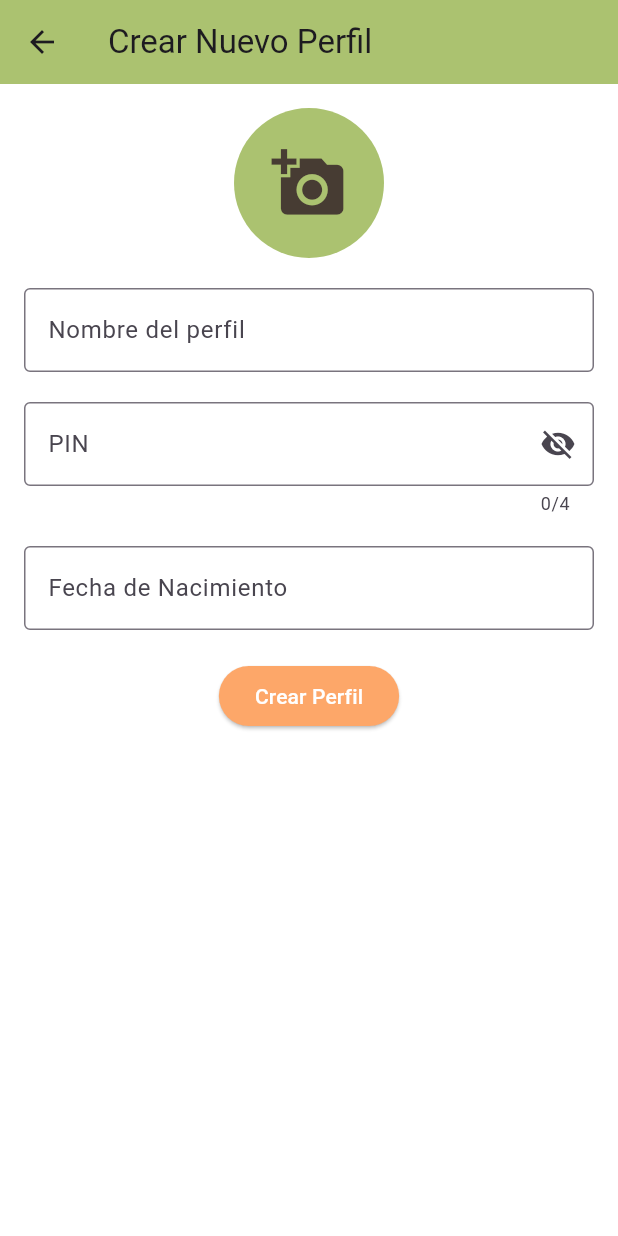
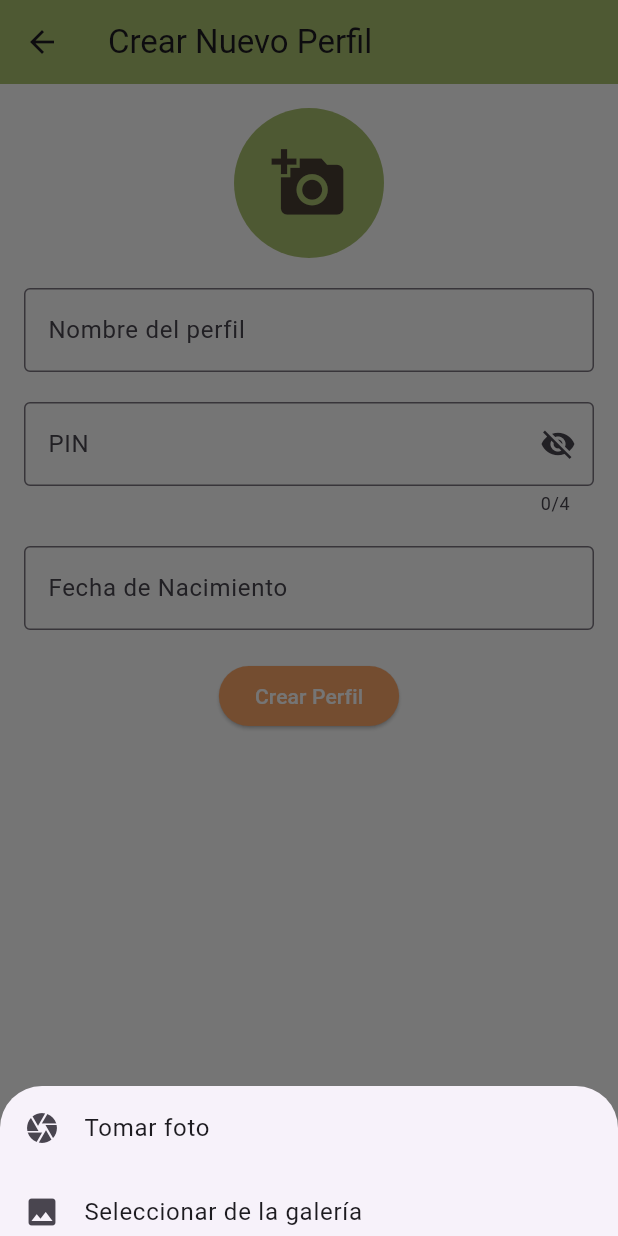
Before and after one commit to jelujr17/FamSync, a Flutter app: the CrearPerfilScreen screen opened directly with empty values, after a tap on the "add a photo" icon, on a phone screen of 412 x 824 dp. Run offline on Flutter 3.47's test engine with Material 3 defaults, Android fonts, the phone set to English and light mode, and no system bars; our stand-ins replace animated_background, animated_notch_bottom_bar, image_picker, page_transition, shared_preferences; missing offline and left inert: bcrypt, kalender, mysql1; accounts and stored records are empty.

Commit message:
crea perfil con imagen

```diff
--- a/lib/View/Inicio/NewProfile.dart
+++ b/lib/View/Inicio/NewProfile.dart
@@ -1,5 +1,3 @@
-// ignore_for_file: file_names, library_private_types_in_public_api
-
 import 'package:flutter/material.dart';
 import 'package:image_picker/image_picker.dart'; // Paquete para seleccionar imágenes desde la galería o cámara
 import 'dart:io'; // Para manejar archivos
@@ -23,18 +21,7 @@ class _CrearPerfilScreenState extends State<CrearPerfilScreen> {
   final TextEditingController _pinController = TextEditingController();
   final TextEditingController _fechaController = TextEditingController();
   bool _isPinVisible = false; // Variable para controlar la visibilidad del PIN
-  File? _imageFile;
-
-  Future<void> _pickImage() async {
-    final picker = ImagePicker();
-    final pickedFile = await picker.pickImage(source: ImageSource.gallery);
-
-    if (pickedFile != null) {
-      setState(() {
-        _imageFile = File(pickedFile.path);
-      });
-    }
-  }
+  XFile? _image;
 
   Future<void> _selectDate(BuildContext context) async {
     DateTime? picked = await showDatePicker(
@@ -63,26 +50,27 @@ class _CrearPerfilScreenState extends State<CrearPerfilScreen> {
     final String pin = _pinController.text;
     final String fechaNacimientoStr = _fechaController.text;
 
-    if (nombre.isNotEmpty && pin.isNotEmpty && fechaNacimientoStr.isNotEmpty) {
+    if (nombre.isNotEmpty && pin.isNotEmpty && fechaNacimientoStr.isNotEmpty && _image != null) {
       try {
         // Utiliza DateFormat para convertir el String a DateTime
         DateFormat format = DateFormat("dd/MM/yyyy");
         DateTime fechaNacimiento = format.parse(fechaNacimientoStr);
 
-        // Aquí puedes manejar la creación del perfil sin convertir a UTC
         print('Nombre del perfil: $nombre');
         print('PIN del perfil: $pin');
         print('Fecha de Nacimiento: $fechaNacimiento');
         print("Id usuario: ${widget.IdUsuario}");
 
-        // Llama a tu servicio con la fecha local
+        // Llama a tu servicio con la imagen
         bool creado = await ServicioPerfiles().registrarPerfil(
           widget.IdUsuario,
           nombre,
-          1,
+          File(_image!.path), // Pasar la imagen aquí
           int.parse(pin),
           fechaNacimientoStr, // Enviar la fecha tal como está
+          1 // Asumiendo que quieres enviar un valor de Infantil
         );
+
         if (creado) {
           ScaffoldMessenger.of(context).showSnackBar(
             const SnackBar(content: Text('Perfil creado exitosamente')),
@@ -91,8 +79,7 @@ class _CrearPerfilScreenState extends State<CrearPerfilScreen> {
               context, MaterialPageRoute(builder: (context) => SeleccionPerfil(IdUsuario: widget.IdUsuario,)));
         } else {
           ScaffoldMessenger.of(context).showSnackBar(
-            const SnackBar(
-                content: Text('Error al crear un perfil')),
+            const SnackBar(content: Text('Error al crear un perfil')),
           );
         }
       } catch (e) {
@@ -103,6 +90,48 @@ class _CrearPerfilScreenState extends State<CrearPerfilScreen> {
       // Mostrar un mensaje de error o alerta si faltan campos
       print('Por favor completa todos los campos.');
     }
+  }
+
+  Future<void> _getImage(ImageSource source) async {
+    final picker = ImagePicker();
+    final pickedImage = await picker.pickImage(source: source);
+    if (pickedImage != null) {
+      setState(() {
+        _image = pickedImage; // Guardar la imagen seleccionada
+      });
+    }
+  }
+
+  // Método para seleccionar la imagen
+  void _pickImage() {
+    showModalBottomSheet(
+      context: context,
+      builder: (context) {
+        return Container(
+          height: 100,
+          child: Column(
+            children: [
+              ListTile(
+                leading: Icon(Icons.camera),
+                title: Text('Tomar foto'),
+                onTap: () {
+                  _getImage(ImageSource.camera);
+                  Navigator.pop(context);
+                },
+              ),
+              ListTile(
+                leading: Icon(Icons.image),
+                title: Text('Seleccionar de la galería'),
+                onTap: () {
+                  _getImage(ImageSource.gallery);
+                  Navigator.pop(context);
+                },
+              ),
+            ],
+          ),
+        );
+      },
+    );
   }
 
   @override
@@ -130,9 +159,8 @@ class _CrearPerfilScreenState extends State<CrearPerfilScreen> {
                 child: CircleAvatar(
                   radius: 50,
                   backgroundColor: Colores.principal,
-                  backgroundImage:
-                      _imageFile != null ? FileImage(_imageFile!) : null,
-                  child: _imageFile == null
+                  backgroundImage: _image != null ? FileImage(File(_image!.path)) : null,
+                  child: _image == null
                       ? const Icon(
                           Icons.add_a_photo,
                           size: 50,
@@ -161,8 +189,7 @@ class _CrearPerfilScreenState extends State<CrearPerfilScreen> {
                     ),
                     onPressed: () {
                       setState(() {
-                        _isPinVisible =
-                            !_isPinVisible; // Cambia la visibilidad del PIN
+                        _isPinVisible = !_isPinVisible; // Cambia la visibilidad del PIN
                       });
                     },
                   ),
@@ -178,10 +205,8 @@ class _CrearPerfilScreenState extends State<CrearPerfilScreen> {
                   labelText: 'Fecha de Nacimiento',
                   border: OutlineInputBorder(),
                 ),
-                readOnly:
-                    true, // Para que el usuario no pueda escribir directamente
-                onTap: () => _selectDate(
-                    context), // Mostrar el selector de fecha al tocar
+                readOnly: true, // Para que el usuario no pueda escribir directamente
+                onTap: () => _selectDate(context), // Mostrar el selector de fecha al tocar
               ),
               const SizedBox(height: 20),
               ElevatedButton(
```
Also changed, not shown: lib/Model/perfiles.dart (+138 -57 lines).
